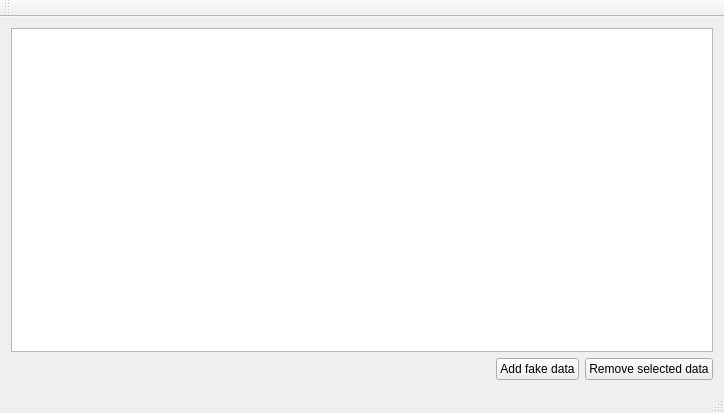
Old version of the form test_application/mainwindow.ui in the repository ASP-Labs/test_task.
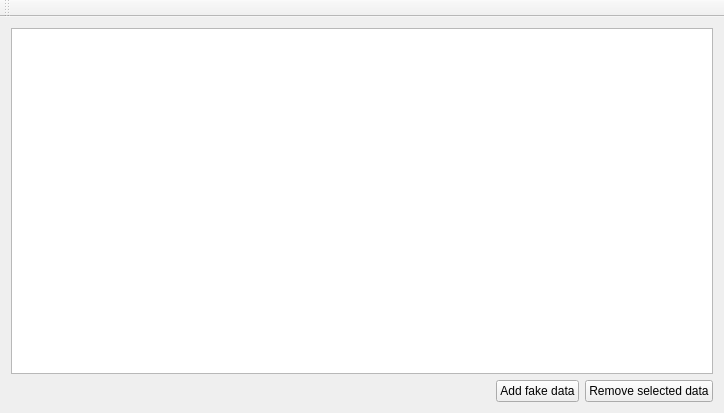
New version of the form.

Patch:
```diff
--- a/test_application/mainwindow.ui
+++ b/test_application/mainwindow.ui
@@ -69,7 +69,6 @@
     <bool>false</bool>
    </attribute>
   </widget>
-  <widget class="QStatusBar" name="statusBar"/>
  </widget>
  <layoutdefault spacing="6" margin="11"/>
  <resources/>
```
Left out of the diff: 10 changed lines with no effect on the pictures.
